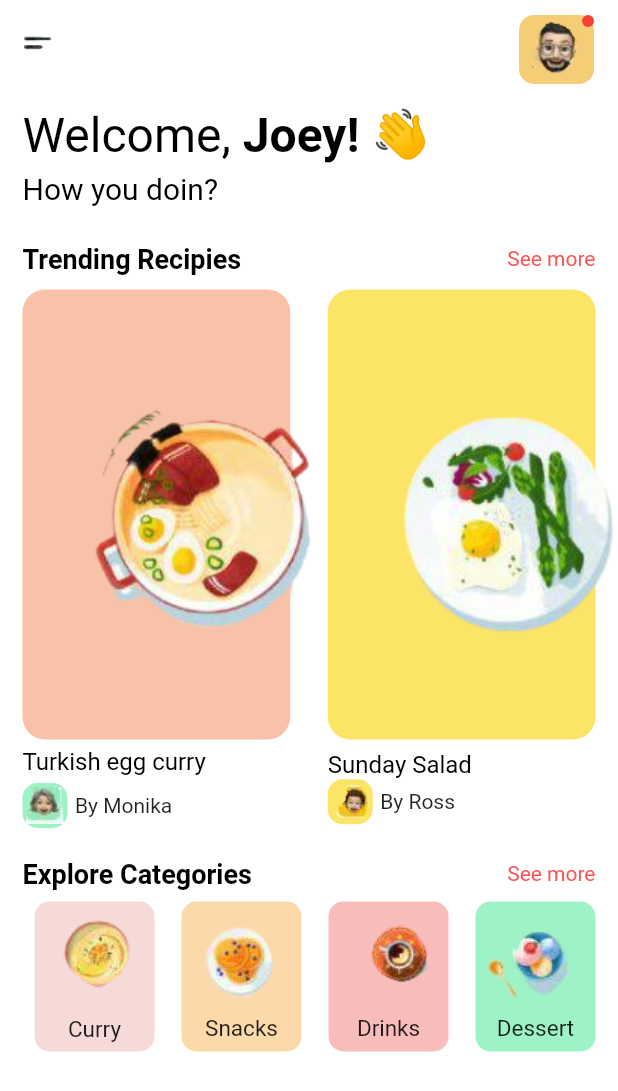
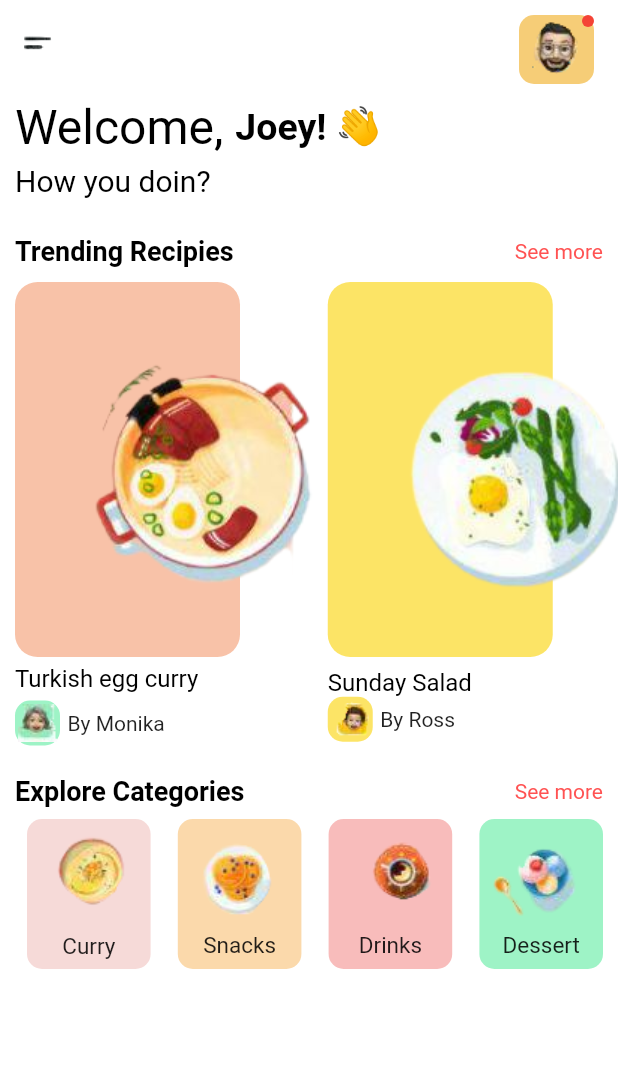
Before and after one commit to SheikhAman/food_cart_ui, a Flutter app: the ProfilePage screen opened by its route, on a phone screen of 412 x 824 dp. Shown: the top 1091 px of the screen. Run offline on Flutter 3.47's test engine with Material 2 defaults, Android fonts, the light colour scheme and no system bars.

Commit message:
assignment flutter ui

```diff
--- a/food_cart/lib/screens/profile_page.dart
+++ b/food_cart/lib/screens/profile_page.dart
@@ -17,7 +17,7 @@ class _ProfilePageState extends State<ProfilePage> {
   @override
   Widget build(BuildContext context) {
     return Scaffold(
-      backgroundColor: Colors.white10,
+      backgroundColor: Colors.white,
       appBar: AppBar(
         elevation: 0,
         backgroundColor: Colors.white,
@@ -62,7 +62,7 @@ class _ProfilePageState extends State<ProfilePage> {
         ],
       ),
       body: Padding(
-        padding: const EdgeInsets.all(15.0),
+        padding: const EdgeInsets.all(10.0),
         child: Column(
           crossAxisAlignment: CrossAxisAlignment.start,
           children: [
@@ -76,7 +76,7 @@ class _ProfilePageState extends State<ProfilePage> {
                   'Joey! 👋',
                   style: TextStyle(
                       color: Colors.black,
-                      fontSize: 32,
+                      fontSize: 25,
                       fontWeight: FontWeight.bold),
                 ),
               ],
--- a/food_cart/lib/widgets/reuseable_colum.dart
+++ b/food_cart/lib/widgets/reuseable_colum.dart
@@ -11,11 +11,12 @@ class ReuseableColumn extends StatelessWidget {
 
   @override
   Widget build(BuildContext context) {
+    Size size = MediaQuery.of(context).size;
     return Padding(
       padding: const EdgeInsets.only(top: 8.0, left: 8.0),
       child: Container(
         height: 100,
-        width: 80,
+        width: size.width * 0.2,
         decoration: BoxDecoration(
           color: color,
           borderRadius: BorderRadius.circular(10),
--- a/food_cart/lib/widgets/reuseable_stack.dart
+++ b/food_cart/lib/widgets/reuseable_stack.dart
@@ -19,10 +19,15 @@ class ReuseableStack extends StatelessWidget {
             color: color,
             borderRadius: BorderRadius.circular(15),
           ),
-          height: 300,
-          width: 200,
+          height: 250,
+          width: 150,
         ),
-        Positioned(top: 75, right: -15, child: Image.asset(imgString))
+        Positioned(
+            top: 50,
+            right: -15,
+            child: Image.asset(
+              imgString,
+            ))
       ],
     );
   }
```
